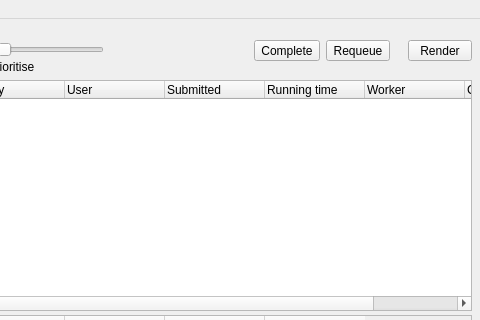
Qt form renderqueue.ui (all-in-one-of/renderqueue) before a commit; both pictures show x 544 to 1024 and y 0 to 320 of the 1024 by 576 pixel window.
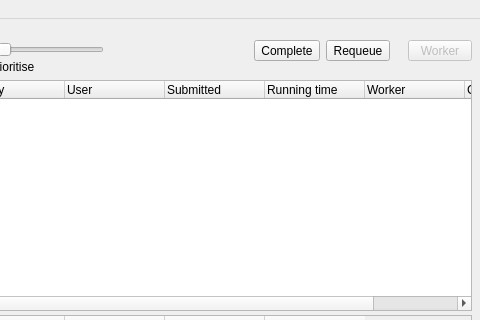
The same form after that commit. Icons and pictures are not drawn.

Commit message: Fixed cancel in confirmation dialog; new workers given unique names; implemented drag-n-drop submission.

```diff
--- a/renderqueue.ui
+++ b/renderqueue.ui
@@ -500,6 +500,9 @@
           </property>
           <item>
            <widget class="QToolButton" name="workerControl_toolButton">
+            <property name="enabled">
+             <bool>false</bool>
+            </property>
             <property name="minimumSize">
              <size>
               <width>64</width>
@@ -507,7 +510,7 @@
              </size>
             </property>
             <property name="text">
-             <string>Render</string>
+             <string>Worker</string>
             </property>
             <property name="icon">
              <iconset>
```
Left out of the diff: 18 changed lines with no effect on the pictures. The commit also changes 12 other files.
